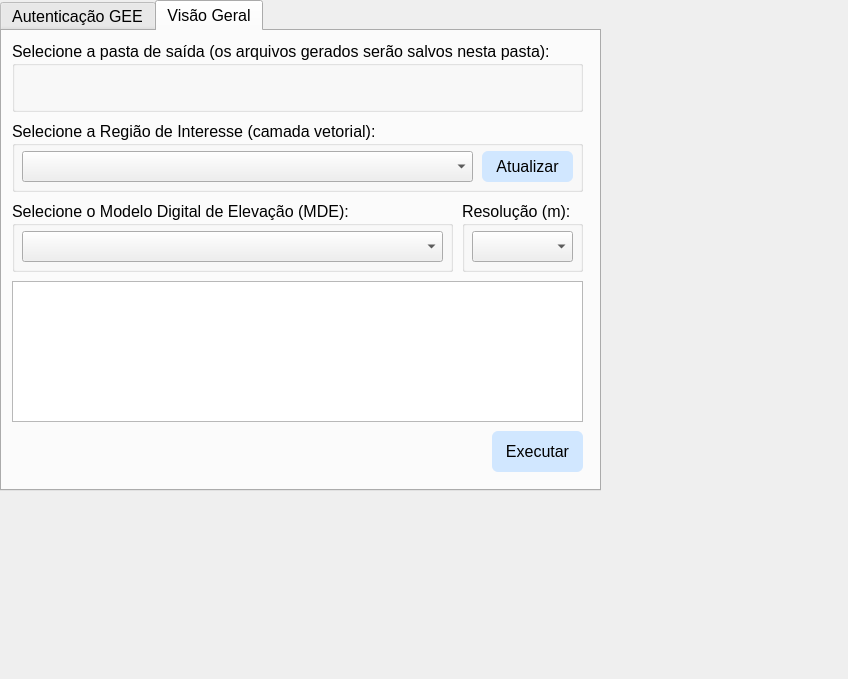
Before: the Qt Designer form ui/easy_dialog_base_pt.ui in caioarantes/EasyDEM, drawn with Qt 5.
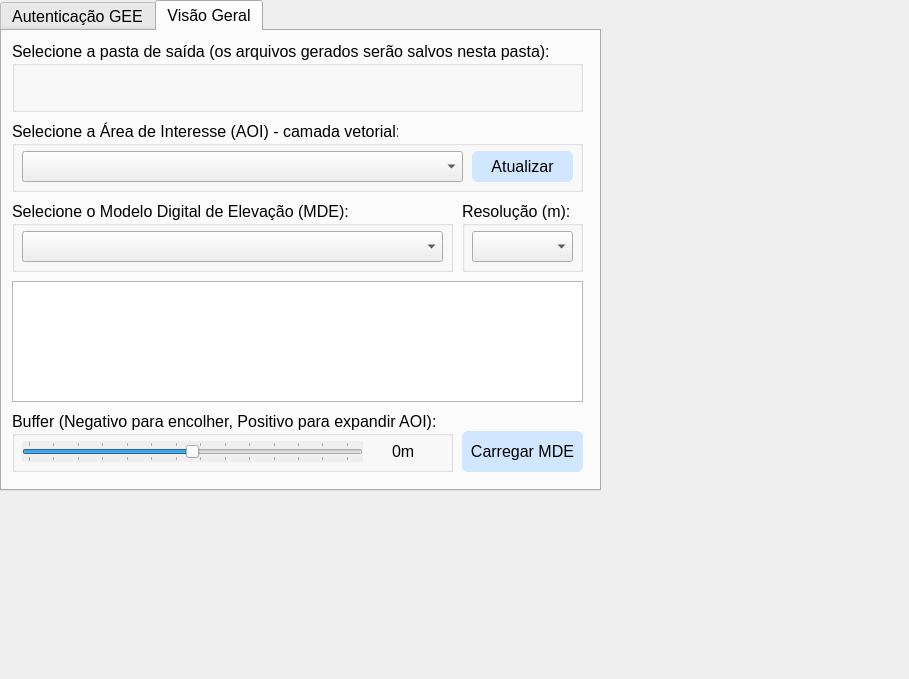
After: the same form once the commit is applied. The open tabs and pages were chosen to show the change. Icons and pictures are not drawn. Custom widgets are drawn as their Qt base class.

The edit to the form file:
```diff
--- a/ui/easy_dialog_base_pt.ui
+++ b/ui/easy_dialog_base_pt.ui
@@ -6,7 +6,7 @@
    <rect>
     <x>0</x>
     <y>0</y>
-    <width>848</width>
+    <width>909</width>
     <height>679</height>
    </rect>
   </property>
@@ -253,9 +253,9 @@
     <widget class="QPushButton" name="elevacao">
      <property name="geometry">
       <rect>
-       <x>490</x>
+       <x>460</x>
        <y>400</y>
-       <width>91</width>
+       <width>121</width>
        <height>41</height>
       </rect>
      </property>
@@ -265,7 +265,7 @@
       </font>
      </property>
      <property name="text">
-      <string>Executar</string>
+      <string>Carregar MDE</string>
      </property>
      <property name="icon">
       <iconset>
@@ -287,14 +287,14 @@
       </font>
      </property>
      <property name="title">
-      <string>Selecione a Região de Interesse (camada vetorial):</string>
+      <string>Selecione a Área de Interesse (AOI) - camada vetorial:</string>
      </property>
      <widget class="QComboBox" name="vector_layer_combobox">
       <property name="geometry">
        <rect>
         <x>10</x>
         <y>30</y>
-        <width>451</width>
+        <width>441</width>
         <height>31</height>
        </rect>
       </property>
@@ -307,9 +307,9 @@
      <widget class="QPushButton" name="load_vector_layers_button">
       <property name="geometry">
        <rect>
-        <x>470</x>
+        <x>460</x>
         <y>30</y>
-        <width>91</width>
+        <width>101</width>
         <height>31</height>
        </rect>
       </property>
@@ -366,7 +366,7 @@
        <x>10</x>
        <y>250</y>
        <width>571</width>
-       <height>141</height>
+       <height>121</height>
       </rect>
      </property>
      <property name="font">
@@ -384,6 +384,82 @@
       <set>Qt::LinksAccessibleByKeyboard|Qt::LinksAccessibleByMouse|Qt::TextBrowserInteraction|Qt::TextSelectableByKeyboard|Qt::TextSelectableByMouse</set>
      </property>
     </widget>
+    <widget class="QGroupBox" name="groupBox_30">
+     <property name="geometry">
+      <rect>
+       <x>10</x>
+       <y>380</y>
+       <width>441</width>
+       <height>61</height>
+      </rect>
+     </property>
+     <property name="font">
+      <font>
+       <pointsize>12</pointsize>
+      </font>
+     </property>
+     <property name="title">
+      <string>Buffer (Negativo para encolher, Positivo para expandir AOI):</string>
+     </property>
+     <widget class="QLabel" name="label_buffer">
+      <property name="geometry">
+       <rect>
+        <x>380</x>
+        <y>30</y>
+        <width>51</width>
+        <height>21</height>
+       </rect>
+      </property>
+      <property name="font">
+       <font>
+        <pointsize>12</pointsize>
+       </font>
+      </property>
+      <property name="text">
+       <string>0m</string>
+      </property>
+     </widget>
+     <widget class="QSlider" name="horizontalSlider_buffer">
+      <property name="enabled">
+       <bool>true</bool>
+      </property>
+      <property name="geometry">
+       <rect>
+        <x>10</x>
+        <y>30</y>
+        <width>341</width>
+        <height>21</height>
+       </rect>
+      </property>
+      <property name="autoFillBackground">
+       <bool>true</bool>
+      </property>
+      <property name="minimum">
+       <number>-200</number>
+      </property>
+      <property name="maximum">
+       <number>200</number>
+      </property>
+      <property name="singleStep">
+       <number>30</number>
+      </property>
+      <property name="pageStep">
+       <number>30</number>
+      </property>
+      <property name="value">
+       <number>0</number>
+      </property>
+      <property name="sliderPosition">
+       <number>0</number>
+      </property>
+      <property name="orientation">
+       <enum>Qt::Horizontal</enum>
+      </property>
+      <property name="tickPosition">
+       <enum>QSlider::TicksBothSides</enum>
+      </property>
+     </widget>
+    </widget>
    </widget>
   </widget>
  </widget>
```
Left out of the diff: 66 changed lines with no effect on the pictures.
